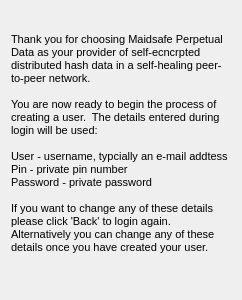
Old version of the form src/qt/ui/create_page_welcome.ui in the repository maidsafe-archive/MaidSafe-Encrypt.
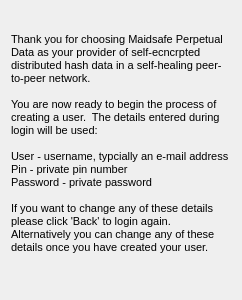
New version of the form.

What changed in the file:
```diff
--- a/src/qt/ui/create_page_welcome.ui
+++ b/src/qt/ui/create_page_welcome.ui
@@ -25,7 +25,7 @@
 &lt;p style=&quot;-qt-paragraph-type:empty; margin-top:0px; margin-bottom:0px; margin-left:0px; margin-right:0px; -qt-block-indent:0; text-indent:0px; font-size:8pt;&quot;&gt;&lt;/p&gt;
 &lt;p style=&quot; margin-top:0px; margin-bottom:0px; margin-left:0px; margin-right:0px; -qt-block-indent:0; text-indent:0px;&quot;&gt;&lt;span style=&quot; font-size:8pt;&quot;&gt;You are now ready to begin the process of creating a user.  The details entered during login will be used:&lt;/span&gt;&lt;/p&gt;
 &lt;p style=&quot;-qt-paragraph-type:empty; margin-top:0px; margin-bottom:0px; margin-left:0px; margin-right:0px; -qt-block-indent:0; text-indent:0px; font-size:8pt;&quot;&gt;&lt;/p&gt;
-&lt;p style=&quot; margin-top:0px; margin-bottom:0px; margin-left:0px; margin-right:0px; -qt-block-indent:0; text-indent:0px;&quot;&gt;&lt;span style=&quot; font-size:8pt;&quot;&gt;User - username, typcially an e-mail addtess&lt;/span&gt;&lt;/p&gt;
+&lt;p style=&quot; margin-top:0px; margin-bottom:0px; margin-left:0px; margin-right:0px; -qt-block-indent:0; text-indent:0px;&quot;&gt;&lt;span style=&quot; font-size:8pt;&quot;&gt;User - username, typcially an e-mail address&lt;/span&gt;&lt;/p&gt;
 &lt;p style=&quot; margin-top:0px; margin-bottom:0px; margin-left:0px; margin-right:0px; -qt-block-indent:0; text-indent:0px;&quot;&gt;&lt;span style=&quot; font-size:8pt;&quot;&gt;Pin - private pin number&lt;/span&gt;&lt;/p&gt;
 &lt;p style=&quot; margin-top:0px; margin-bottom:0px; margin-left:0px; margin-right:0px; -qt-block-indent:0; text-indent:0px;&quot;&gt;&lt;span style=&quot; font-size:8pt;&quot;&gt;Password - private password&lt;/span&gt;&lt;/p&gt;
 &lt;p style=&quot;-qt-paragraph-type:empty; margin-top:0px; margin-bottom:0px; margin-left:0px; margin-right:0px; -qt-block-indent:0; text-indent:0px; font-size:8pt;&quot;&gt;&lt;/p&gt;
```
